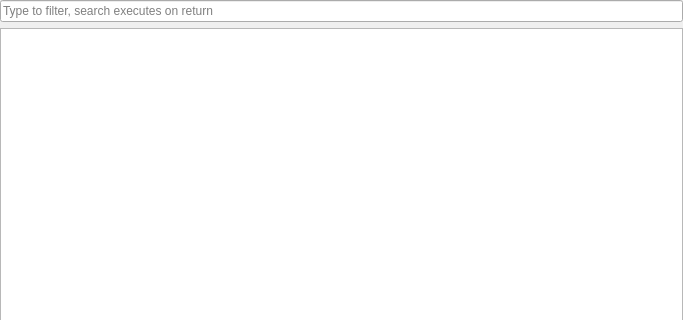
Above: qtdesigner/terms.ui from t123/ReadingTool.Python before the change; both pictures show x 0 to 683 and y 0 to 320 of the 683 by 481 pixel window. Below: the same form after it.
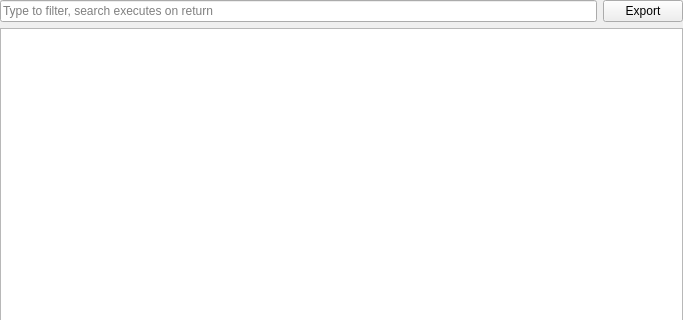
That is the form after the change.

Commit message: Export visible terms

```diff
--- a/qtdesigner/terms.ui
+++ b/qtdesigner/terms.ui
@@ -18,7 +18,7 @@
     <number>0</number>
    </property>
    <item>
-    <layout class="QHBoxLayout" name="horizontalLayout" stretch="1">
+    <layout class="QHBoxLayout" name="horizontalLayout" stretch="1,0">
      <item>
       <widget class="QLineEdit" name="leFilter">
        <property name="placeholderText">
@@ -26,6 +26,13 @@
        </property>
       </widget>
      </item>
+     <item>
+      <widget class="QPushButton" name="pbExport">
+       <property name="text">
+        <string>Export</string>
+       </property>
+      </widget>
+     </item>
     </layout>
    </item>
    <item>
```
Left out of the diff: 24 changed lines with no effect on the pictures. The commit also changes 1 other file.
